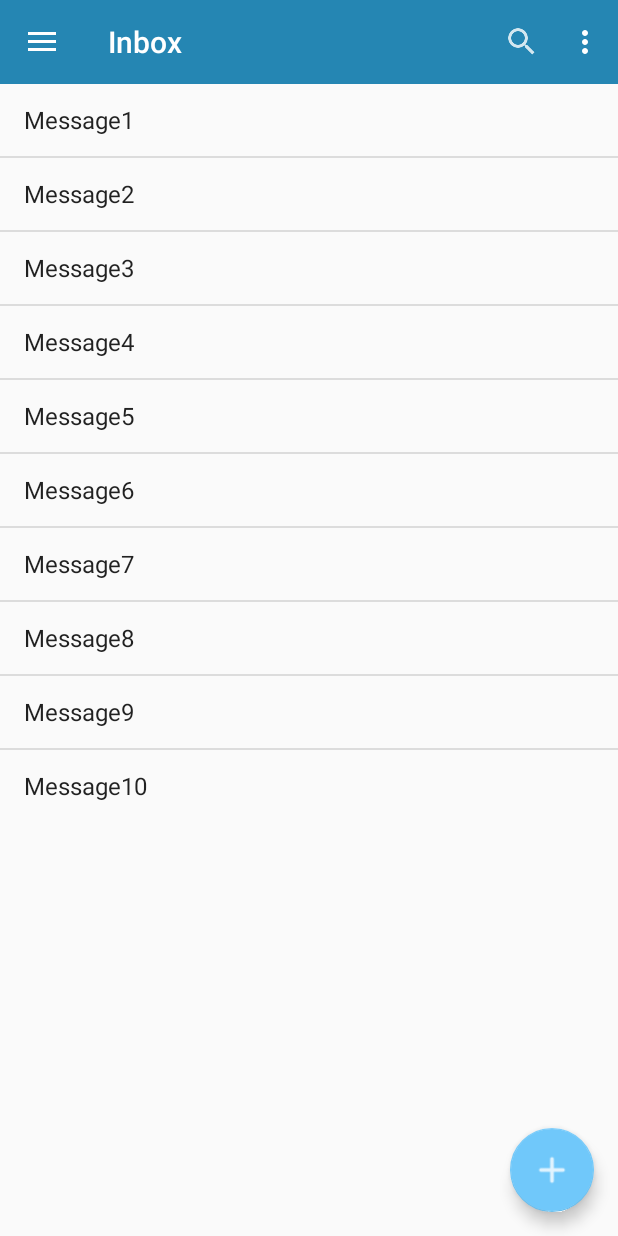
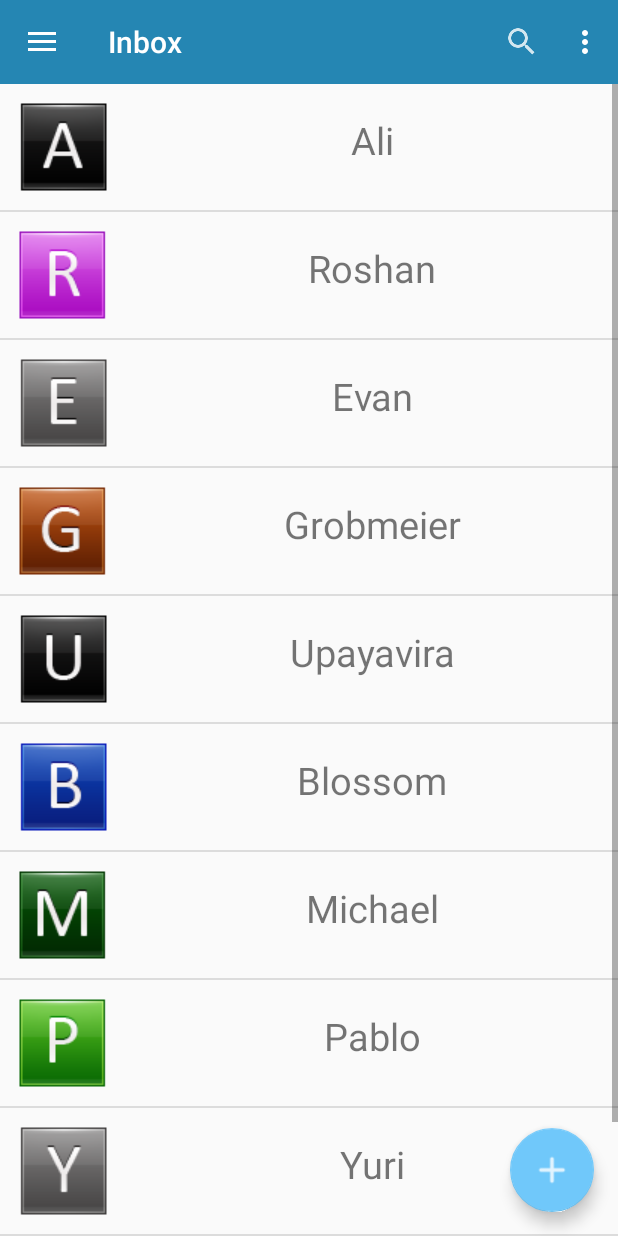
Before and after one commit to TinTin911/android-wave, an Android app: the InboxFragment screen opened directly, with no data from a screen before it, on a phone screen of 412 x 824 dp. Run offline under Robolectric (Android 15) with nearby library versions, the phone set to English and light mode, and no system bars.

Commit message:
Adding the MessageAdapter

```diff
--- a/app/src/main/java/app/android/box/waveprotocol/org/androidwave/activities/InboxFragment.java
+++ b/app/src/main/java/app/android/box/waveprotocol/org/androidwave/activities/InboxFragment.java
@@ -19,7 +19,7 @@ import app.android.box.waveprotocol.org.androidwave.R;
 
 public class InboxFragment extends ListFragment {
 
-
+    MessageAdapter myadapter;
 
     public InboxFragment() {
         // Required empty public constructor
@@ -29,12 +29,15 @@ public class InboxFragment extends ListFragment {
     public void onCreate(Bundle savedInstanceState) {
         super.onCreate(savedInstanceState);
 
-        String[] values = new String[] { "Message1", "Message2", "Message3",
-                "Message4", "Message5", "Message6", "Message7", "Message8",
-                "Message9", "Message10" };
-        ArrayAdapter<String> adapter = new ArrayAdapter<String>(getActivity(),
-                android.R.layout.simple_list_item_1, values);
-        setListAdapter(adapter);
+//        String[] values = new String[] { "Message1", "Message2", "Message3",
+//                "Message4", "Message5", "Message6", "Message7", "Message8",
+//                "Message9", "Message10" };
+//
+//        ArrayAdapter<String> adapter = new ArrayAdapter<String>(getActivity(),
+//                android.R.layout.simple_list_item_1, values);
+//        setListAdapter(adapter);
+        myadapter = new MessageAdapter(getActivity());
+        setListAdapter(myadapter);
 
     }
 
--- /dev/null
+++ b/app/src/main/java/app/android/box/waveprotocol/org/androidwave/activities/MessageAdapter.java
@@ -0,0 +1,58 @@
+package app.android.box.waveprotocol.org.androidwave.activities;
+
+import android.content.Context;
+import android.view.LayoutInflater;
+import android.view.View;
+import android.view.ViewGroup;
+import android.widget.BaseAdapter;
+import android.widget.ImageView;
+import android.widget.TextView;
+
+import app.android.box.waveprotocol.org.androidwave.R;
+
+/**
+ * Created by roellk on 8/19/2015.
+ */
+public class MessageAdapter extends BaseAdapter {
+    private Context context;
+    String[] header;
+    int[] images = {R.drawable.letter_a,R.drawable.letter_r,R.drawable.letter_e,R.drawable.letter_g,R.drawable.letter_u,R.drawable.letter_b,R.drawable.letter_m,R.drawable.letter_p,R.drawable.letter_y,R.drawable.letter_d};
+
+    public MessageAdapter(Context context){
+        this.context = context;
+        header = context.getResources().getStringArray(R.array.friend_names);
+    }
+
+    @Override
+    public int getCount() {
+        return header.length;
+    }
+
+    @Override
+    public Object getItem(int position) {
+        return header[position];
+    }
+
+    @Override
+    public long getItemId(int position) {
+        return position;
+    }
+
+    @Override
+    public View getView(int position, View convertView, ViewGroup parent) {
+        View row =null;
+        if(convertView == null){
+
+            LayoutInflater inflater = (LayoutInflater) context .getSystemService(Context.LAYOUT_INFLATER_SERVICE);
+            row = inflater.inflate(R.layout.custom_row,parent,false);
+        }else{
+            row = convertView;
+        }
+        TextView textViewFriend =(TextView) row.findViewById(R.id.textViewFriend);
+        ImageView imageViewFriend = (ImageView)row.findViewById(R.id.imageViewFriend);
+
+        textViewFriend.setText(header[position]);
+        imageViewFriend.setImageResource(images[position]);
+        return row;
+    }
+}
```
